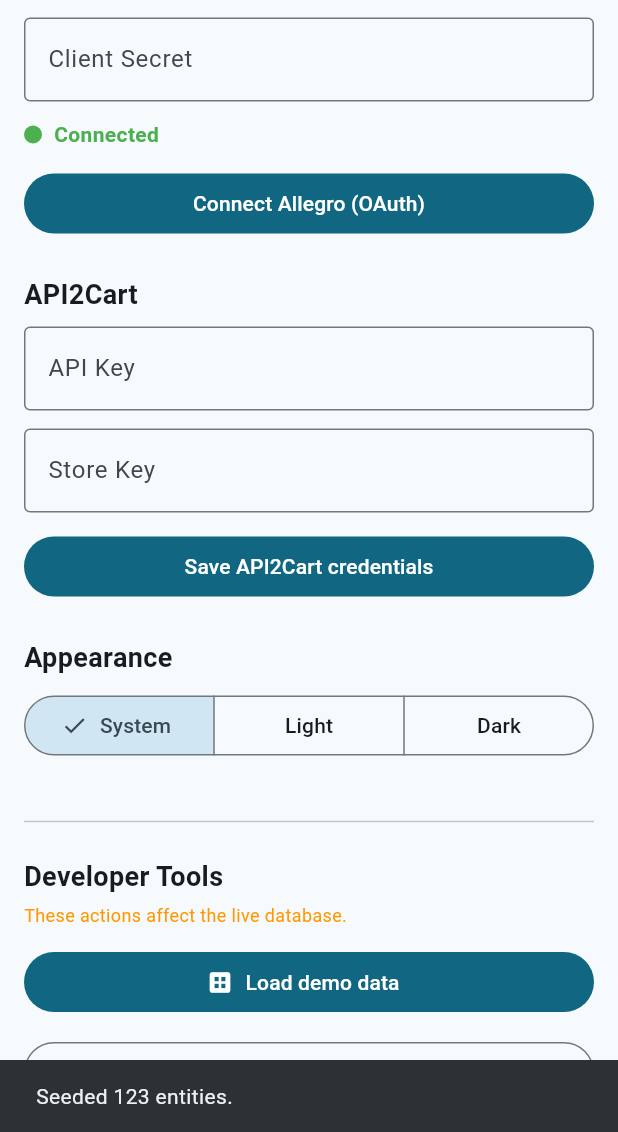
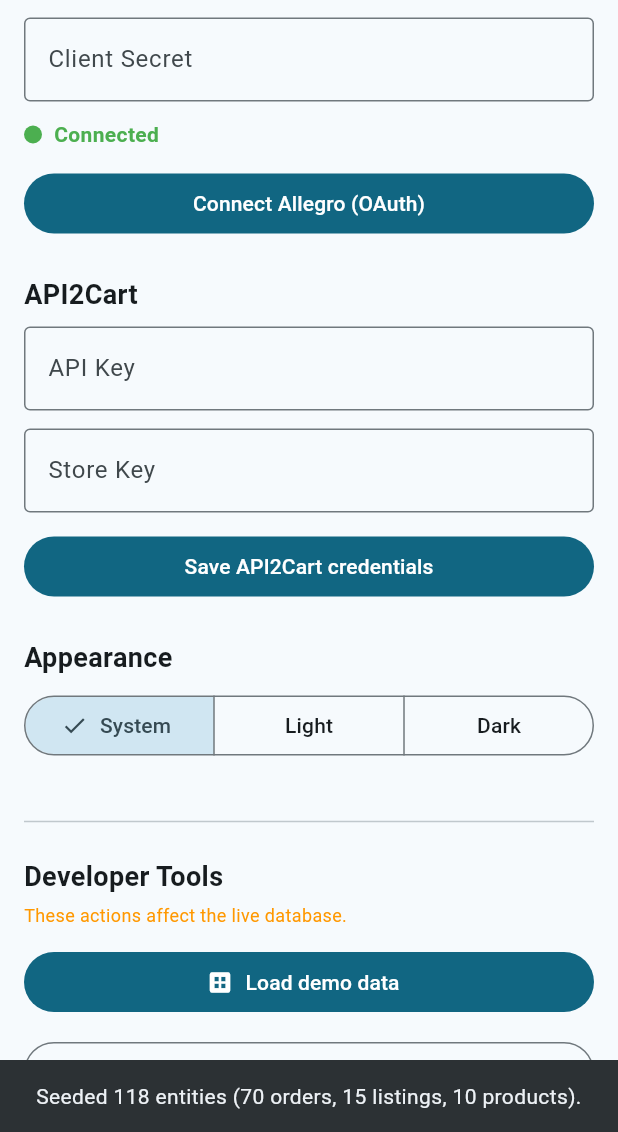
Before and after one commit to JurassicAlbert/jurassic_dropshipping, a Flutter app: the SettingsScreen screen opened by its route, scrolled down 785 dp, after a tap on "Load demo data", on a phone screen of 412 x 824 dp, the part 104-1236 px from its top. Run offline on Flutter 3.47's test engine with Material 3 defaults, Android fonts, the phone set to English and light mode, and no system bars; our stand-ins replace dio, drift, fl_chart, flutter_riverpod, flutter_secure_storage, freezed_annotation and 4 more; accounts and stored records are empty; generated files the repository leaves out were written again.

Commit message:
Add seed/drop buttons to Settings developer tools section

```diff
--- a/lib/app_providers.dart
+++ b/lib/app_providers.dart
@@ -29,6 +29,7 @@ import 'package:jurassic_dropshipping/services/fulfillment_service.dart';
 import 'package:jurassic_dropshipping/services/automation_scheduler.dart';
 import 'package:jurassic_dropshipping/services/order_sync_service.dart';
 import 'package:jurassic_dropshipping/data/seed/database_seeder.dart';
+import 'package:jurassic_dropshipping/services/seed_service.dart';
 import 'package:jurassic_dropshipping/services/secure_storage_service.dart';
 import 'package:jurassic_dropshipping/services/sources/api2cart_client.dart';
 import 'package:jurassic_dropshipping/services/sources/api2cart_source_platform.dart';
@@ -66,6 +67,18 @@ final databaseSeederProvider = Provider<DatabaseSeeder>((ref) => DatabaseSeeder(
   decisionLogRepo: ref.watch(decisionLogRepositoryProvider),
   rulesRepo: ref.watch(rulesRepositoryProvider),
   marketplaceAccountRepo: ref.watch(marketplaceAccountRepositoryProvider),
+));
+
+final seedServiceProvider = Provider<SeedService>((ref) => SeedService(
+  db: ref.watch(dbProvider),
+  productRepository: ref.watch(productRepositoryProvider),
+  listingRepository: ref.watch(listingRepositoryProvider),
+  orderRepository: ref.watch(orderRepositoryProvider),
+  supplierRepository: ref.watch(supplierRepositoryProvider),
+  supplierOfferRepository: ref.watch(supplierOfferRepositoryProvider),
+  returnRepository: ref.watch(returnRepositoryProvider),
+  decisionLogRepository: ref.watch(decisionLogRepositoryProvider),
+  rulesRepository: ref.watch(rulesRepositoryProvider),
 ));
 
 final cjClientProvider = Provider<CjDropshippingClient>((ref) => CjDropshippingClient(secureStorage: ref.watch(secureStorageProvider)));
--- a/lib/features/settings/settings_screen.dart
+++ b/lib/features/settings/settings_screen.dart
@@ -291,13 +291,13 @@ class _SettingsScreenState extends ConsumerState<SettingsScreen> {
             icon: const Icon(Icons.dataset),
             label: const Text('Load demo data'),
             onPressed: () async {
-              final seeder = ref.read(databaseSeederProvider);
+              final seedService = ref.read(seedServiceProvider);
               try {
-                final result = await seeder.seed();
+                final result = await seedService.seedAll();
                 _invalidateAllProviders(ref);
                 if (context.mounted) {
                   ScaffoldMessenger.of(context).showSnackBar(
-                    SnackBar(content: Text('Seeded ${result.entitiesCreated} entities.')),
+                    SnackBar(content: Text('Seeded ${result.total} entities (${result.orders} orders, ${result.listings} listings, ${result.products} products).')),
                   );
                 }
               } catch (e) {
@@ -312,12 +312,12 @@ class _SettingsScreenState extends ConsumerState<SettingsScreen> {
           const SizedBox(height: 12),
           OutlinedButton.icon(
             icon: const Icon(Icons.delete_forever, color: Colors.red),
-            label: const Text('Clear all data', style: TextStyle(color: Colors.red)),
+            label: const Text('Drop all data', style: TextStyle(color: Colors.red)),
             onPressed: () async {
               final confirmed = await showDialog<bool>(
                 context: context,
                 builder: (ctx) => AlertDialog(
-                  title: const Text('Clear all data?'),
+                  title: const Text('Drop all data?'),
                   content: const Text('This will permanently delete all data from the database.'),
                   actions: [
                     TextButton(onPressed: () => Navigator.pop(ctx, false), child: const Text('Cancel')),
@@ -330,19 +330,19 @@ class _SettingsScreenState extends ConsumerState<SettingsScreen> {
                 ),
               );
               if (confirmed != true) return;
-              final seeder = ref.read(databaseSeederProvider);
+              final seedService = ref.read(seedServiceProvider);
               try {
-                await seeder.dropAll();
+                await seedService.dropAll();
                 _invalidateAllProviders(ref);
                 if (context.mounted) {
                   ScaffoldMessenger.of(context).showSnackBar(
-                    const SnackBar(content: Text('All data cleared.')),
+                    const SnackBar(content: Text('All data dropped.')),
                   );
                 }
               } catch (e) {
                 if (context.mounted) {
                   ScaffoldMessenger.of(context).showSnackBar(
-                    SnackBar(content: Text('Clear failed: $e')),
+                    SnackBar(content: Text('Drop failed: $e')),
                   );
                 }
               }
```
